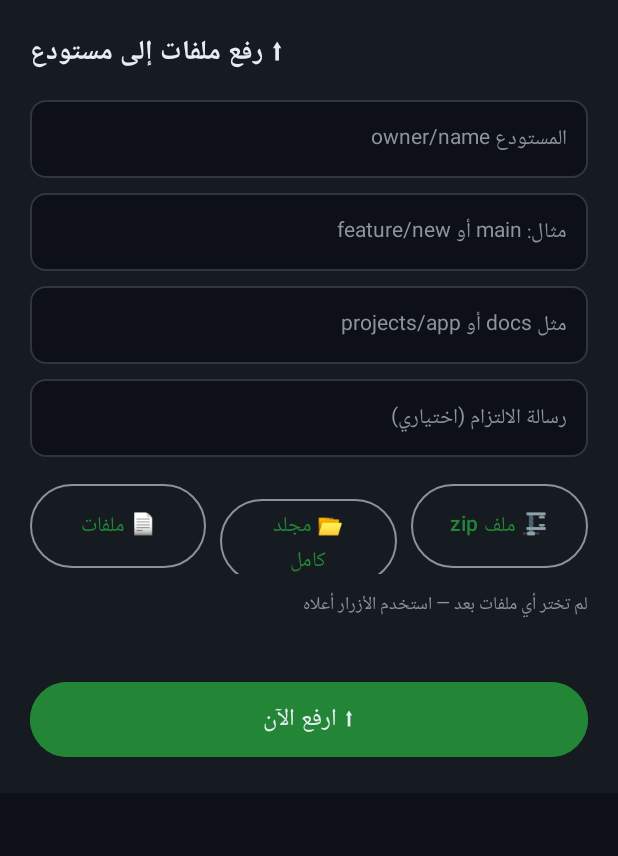
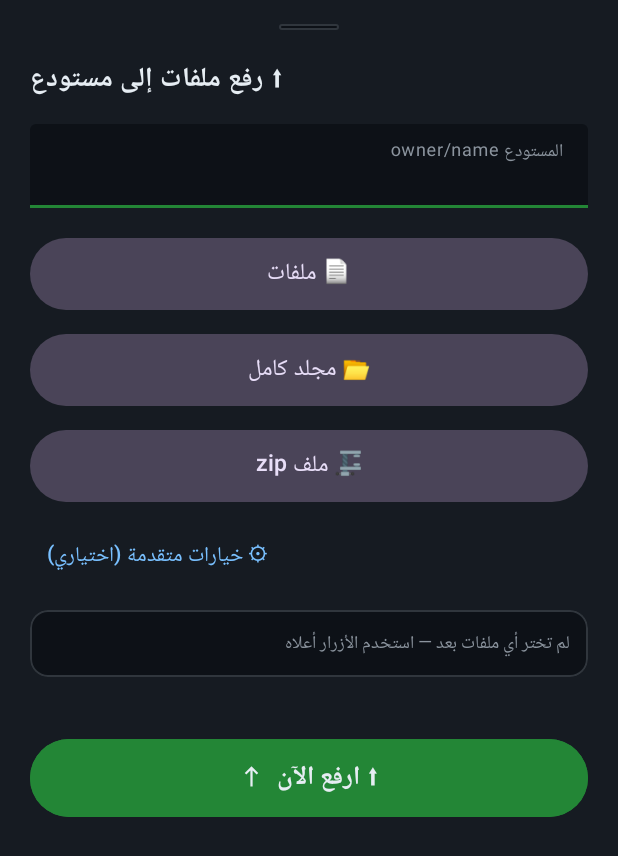
Before and after one commit to m777m44/mahdi-file-github, an Android app: the layout sheet_upload.xml on its own in the app's theme, with its tools: preview values and no code run, on a phone screen of 412 x 824 dp. Shown: the top 856 px of the screen. Run offline under Robolectric (Android 15) with nearby library versions, the phone set to English and light mode, and no system bars.

Commit message:
إصلاح شامل: قراءة الملفات بعدة طرق مع إعادة المحاولة، وخيارات متقدمة قابلة للطي، وإعادة تصميم شاشة الرفع

```diff
--- a/android/app/src/main/java/io/github/mahdi/uploader/MainActivity.kt
+++ b/android/app/src/main/java/io/github/mahdi/uploader/MainActivity.kt
@@ -118,10 +118,55 @@ class MainActivity : AppCompatActivity() {
             target = File(dir, stem + "_" + n + "." + ext)
             n++
         }
-        val input = contentResolver.openInputStream(uri)
-            ?: throw Exception(getString(R.string.cannot_read_file, relPath))
+        val input = openReadably(uri)
         input.use { stream -> target.outputStream().use { output -> stream.copyTo(output) } }
+        if (target.length() == 0L) {
+            target.delete()
+            throw Exception(getString(R.string.empty_or_unreadable, relPath))
+        }
         return target
+    }
+
+    /** Tries several reading strategies with retries: a plain stream, a file
+        descriptor, and (last resort) the raw path reported by the provider,
+        so flaky providers or freshly moved files do not break staging. */
+    private fun openReadably(uri: Uri): java.io.InputStream {
+        var lastError: Exception? = null
+        repeat(3) { attempt ->
+            try {
+                contentResolver.openInputStream(uri)?.let { return it }
+            } catch (e: Exception) {
+                lastError = e
+            } catch (t: Throwable) {
+                lastError = Exception(t.message, t)
+            }
+            try {
+                val pfd = contentResolver.openFileDescriptor(uri, "r")
+                if (pfd != null) {
+                    return android.os.ParcelFileDescriptor.AutoCloseInputStream(pfd)
+                }
+            } catch (e: Exception) {
+                lastError = e
+            } catch (t: Throwable) {
+                lastError = Exception(t.message, t)
+            }
+            try {
+                contentResolver.query(uri, null, null, null, null)?.use { c ->
+                    val dataIdx = c.getColumnIndex("_data")
+                    if (dataIdx >= 0 && c.moveToFirst()) {
+                        val path = c.getString(dataIdx)
+                        if (!path.isNullOrBlank() && android.os.Build.VERSION.SDK_INT < 30) {
+                            val f = File(path)
+                            if (f.exists() && f.canRead()) return f.inputStream()
+                        }
+                    }
+                }
+            } catch (e: Exception) {
+                lastError = e
+            }
+            Thread.sleep(400L * (attempt + 1))
+        }
+        throw Exception(getString(R.string.cannot_read_file, lastError?.message ?: uri.toString()))
     }
 
     private fun displayName(uri: Uri): String {
@@ -609,6 +654,10 @@ class MainActivity : AppCompatActivity() {
         view.findViewById<MaterialButton>(R.id.btnPickZip).setOnClickListener {
             pickZip.launch(arrayOf("application/zip", "application/x-zip-compressed"))
         }
+        view.findViewById<MaterialButton>(R.id.btnAdvancedToggle).setOnClickListener { btn ->
+            val box = view.findViewById<View>(R.id.advancedBox)
+            box.isVisible = !box.isVisible
+        }
         zipModeGroup.setOnCheckedChangeListener { _, _ ->
             zipAsIs = view.findViewById<RadioButton>(R.id.zipAsIs).isChecked
         }
--- a/android/app/src/main/res/layout/sheet_upload.xml
+++ b/android/app/src/main/res/layout/sheet_upload.xml
@@ -9,117 +9,151 @@
         android:layout_width="match_parent"
         android:layout_height="wrap_content"
         android:orientation="vertical"
-        android:padding="20dp">
+        android:paddingStart="20dp"
+        android:paddingEnd="20dp"
+        android:paddingTop="16dp"
+        android:paddingBottom="28dp">
+
+        <View
+            android:layout_width="40dp"
+            android:layout_height="4dp"
+            android:layout_gravity="center"
+            android:background="@drawable/bg_input" />
 
         <TextView
             android:layout_width="wrap_content"
             android:layout_height="wrap_content"
+            android:layout_marginTop="18dp"
             android:text="@string/upload_title"
             android:textColor="@color/text"
             android:textSize="18sp"
             android:textStyle="bold" />
 
-        <EditText
+        <com.google.android.material.textfield.TextInputLayout
+            style="@style/Widget.Material3.TextInputLayout.FilledBox"
+            android:layout_width="match_parent"
+            android:layout_height="wrap_content"
+            android:layout_marginTop="14dp"
+            app:boxBackgroundColor="@color/background"
+            app:boxStrokeColor="@color/accent"
+            app:hintTextColor="@color/muted">
+
+            <com.google.android.material.textfield.TextInputEditText
                 android:id="@+id/uploadRepoInput"
                 android:layout_width="match_parent"
-            android:layout_height="52dp"
-            android:layout_marginTop="16dp"
-            android:background="@drawable/bg_input"
+                android:layout_height="wrap_content"
                 android:hint="@string/upload_repo_hint"
                 android:inputType="text"
                 android:maxLines="1"
-            android:paddingStart="14dp"
-            android:paddingEnd="14dp"
-            android:textColor="@color/text"
-            android:textColorHint="@color/muted"
-            android:textSize="14sp" />
-
-        <EditText
-            android:id="@+id/uploadBranchInput"
-            android:layout_width="match_parent"
-            android:layout_height="52dp"
-            android:layout_marginTop="10dp"
-            android:background="@drawable/bg_input"
-            android:hint="@string/branch_hint_custom"
-            android:inputType="text"
-            android:maxLines="1"
-            android:paddingStart="14dp"
-            android:paddingEnd="14dp"
-            android:textColor="@color/text"
-            android:textColorHint="@color/muted"
-            android:textSize="14sp" />
-
-        <EditText
-            android:id="@+id/uploadPrefixInput"
-            android:layout_width="match_parent"
-            android:layout_height="52dp"
-            android:layout_marginTop="10dp"
-            android:background="@drawable/bg_input"
-            android:hint="@string/prefix_hint"
-            android:inputType="text"
-            android:maxLines="1"
-            android:paddingStart="14dp"
-            android:paddingEnd="14dp"
-            android:textColor="@color/text"
-            android:textColorHint="@color/muted"
-            android:textSize="14sp" />
-
-        <EditText
-            android:id="@+id/uploadMessageInput"
-            android:layout_width="match_parent"
-            android:layout_height="52dp"
-            android:layout_marginTop="10dp"
-            android:background="@drawable/bg_input"
-            android:hint="@string/message_label"
-            android:inputType="text"
-            android:maxLines="1"
-            android:paddingStart="14dp"
-            android:paddingEnd="14dp"
-            android:textColor="@color/text"
-            android:textColorHint="@color/muted"
-            android:textSize="14sp" />
-
-        <LinearLayout
-            android:layout_width="match_parent"
-            android:layout_height="wrap_content"
-            android:layout_marginTop="14dp"
-            android:orientation="horizontal">
+                android:textColor="@color/text" />
+        </com.google.android.material.textfield.TextInputLayout>
 
         <com.google.android.material.button.MaterialButton
             android:id="@+id/btnPickFiles"
-                style="@style/Widget.Material3.Button.OutlinedButton"
-                android:layout_width="0dp"
-                android:layout_height="64dp"
-                android:layout_weight="1"
-                android:layout_marginEnd="6dp"
-                android:text="@string/btn_pick_files" />
+            style="@style/Widget.Material3.Button.TonalButton"
+            android:layout_width="match_parent"
+            android:layout_height="56dp"
+            android:layout_marginTop="16dp"
+            android:text="@string/btn_pick_files"
+            android:textSize="15sp" />
 
         <com.google.android.material.button.MaterialButton
             android:id="@+id/btnPickFolder"
-                style="@style/Widget.Material3.Button.OutlinedButton"
-                android:layout_width="0dp"
-                android:layout_height="64dp"
-                android:layout_weight="1"
-                android:layout_marginStart="3dp"
-                android:layout_marginEnd="3dp"
-                android:text="@string/btn_pick_folder" />
+            style="@style/Widget.Material3.Button.TonalButton"
+            android:layout_width="match_parent"
+            android:layout_height="56dp"
+            android:layout_marginTop="8dp"
+            android:text="@string/btn_pick_folder"
+            android:textSize="15sp" />
 
         <com.google.android.material.button.MaterialButton
             android:id="@+id/btnPickZip"
-                style="@style/Widget.Material3.Button.OutlinedButton"
-                android:layout_width="0dp"
-                android:layout_height="64dp"
-                android:layout_weight="1"
-                android:layout_marginStart="6dp"
-                android:text="@string/btn_pick_zip" />
+            style="@style/Widget.Material3.Button.TonalButton"
+            android:layout_width="match_parent"
+            android:layout_height="56dp"
+            android:layout_marginTop="8dp"
+            android:text="@string/btn_pick_zip"
+            android:textSize="15sp" />
+
+        <com.google.android.material.button.MaterialButton
+            android:id="@+id/btnAdvancedToggle"
+            style="@style/Widget.Material3.Button.TextButton"
+            android:layout_width="wrap_content"
+            android:layout_height="wrap_content"
+            android:layout_marginTop="8dp"
+            android:text="@string/advanced_options"
+            android:textColor="@color/link" />
+
+        <LinearLayout
+            android:id="@+id/advancedBox"
+            android:layout_width="match_parent"
+            android:layout_height="wrap_content"
+            android:orientation="vertical"
+            android:visibility="gone">
+
+            <com.google.android.material.textfield.TextInputLayout
+                style="@style/Widget.Material3.TextInputLayout.FilledBox"
+                android:layout_width="match_parent"
+                android:layout_height="wrap_content"
+                app:boxBackgroundColor="@color/background"
+                app:boxStrokeColor="@color/accent"
+                app:hintTextColor="@color/muted">
+
+                <com.google.android.material.textfield.TextInputEditText
+                    android:id="@+id/uploadBranchInput"
+                    android:layout_width="match_parent"
+                    android:layout_height="wrap_content"
+                    android:hint="@string/branch_optional_hint"
+                    android:inputType="text"
+                    android:maxLines="1"
+                    android:textColor="@color/text" />
+            </com.google.android.material.textfield.TextInputLayout>
+
+            <com.google.android.material.textfield.TextInputLayout
+                style="@style/Widget.Material3.TextInputLayout.FilledBox"
+                android:layout_width="match_parent"
+                android:layout_height="wrap_content"
+                app:boxBackgroundColor="@color/background"
+                app:boxStrokeColor="@color/accent"
+                app:hintTextColor="@color/muted">
+
+                <com.google.android.material.textfield.TextInputEditText
+                    android:id="@+id/uploadPrefixInput"
+                    android:layout_width="match_parent"
+                    android:layout_height="wrap_content"
+                    android:hint="@string/prefix_optional_hint"
+                    android:inputType="text"
+                    android:maxLines="1"
+                    android:textColor="@color/text" />
+            </com.google.android.material.textfield.TextInputLayout>
+
+            <com.google.android.material.textfield.TextInputLayout
+                style="@style/Widget.Material3.TextInputLayout.FilledBox"
+                android:layout_width="match_parent"
+                android:layout_height="wrap_content"
+                app:boxBackgroundColor="@color/background"
+                app:boxStrokeColor="@color/accent"
+                app:hintTextColor="@color/muted">
+
+                <com.google.android.material.textfield.TextInputEditText
+                    android:id="@+id/uploadMessageInput"
+                    android:layout_width="match_parent"
+                    android:layout_height="wrap_content"
+                    android:hint="@string/message_optional_hint"
+                    android:inputType="text"
+                    android:maxLines="1"
+                    android:textColor="@color/text" />
+            </com.google.android.material.textfield.TextInputLayout>
         </LinearLayout>
 
         <LinearLayout
             android:id="@+id/zipModeRow"
             android:layout_width="match_parent"
             android:layout_height="wrap_content"
-            android:layout_marginTop="12dp"
+            android:layout_marginTop="6dp"
+            android:background="@drawable/bg_input"
             android:orientation="vertical"
+            android:padding="12dp"
             android:visibility="gone">
 
             <TextView
@@ -141,27 +175,40 @@
                     android:layout_height="wrap_content"
                     android:checked="true"
                     android:text="@string/zip_extract"
-                    android:textColor="@color/text" />
+                    android:textColor="@color/text"
+                    android:textSize="14sp" />
 
                 <RadioButton
                     android:id="@+id/zipAsIs"
                     android:layout_width="wrap_content"
                     android:layout_height="wrap_content"
                     android:text="@string/zip_asis"
-                    android:textColor="@color/text" />
+                    android:textColor="@color/text"
+                    android:textSize="14sp" />
             </RadioGroup>
         </LinearLayout>
+
+        <com.google.android.material.card.MaterialCardView
+            android:layout_width="match_parent"
+            android:layout_height="wrap_content"
+            android:layout_marginTop="12dp"
+            app:cardBackgroundColor="@color/background"
+            app:cardCornerRadius="12dp"
+            app:cardElevation="0dp"
+            app:strokeColor="@color/line"
+            app:strokeWidth="1dp">
 
             <TextView
                 android:id="@+id/pickedSummary"
                 android:layout_width="match_parent"
                 android:layout_height="wrap_content"
-            android:layout_marginTop="10dp"
                 android:maxLines="8"
+                android:padding="12dp"
                 android:scrollbars="vertical"
                 android:text="@string/nothing_picked"
                 android:textColor="@color/muted"
                 android:textSize="12sp" />
+        </com.google.android.material.card.MaterialCardView>
 
         <com.google.android.material.progressindicator.LinearProgressIndicator
             android:id="@+id/uploadProgress"
@@ -178,18 +225,21 @@
             android:layout_width="match_parent"
             android:layout_height="wrap_content"
             android:layout_marginTop="6dp"
+            android:ellipsize="middle"
             android:maxLines="1"
-            android:ellipsize="middle"
             android:textColor="@color/muted"
             android:textSize="11sp" />
 
         <com.google.android.material.button.MaterialButton
             android:id="@+id/btnUpload"
             android:layout_width="match_parent"
-            android:layout_height="58dp"
+            android:layout_height="60dp"
             android:layout_marginTop="16dp"
             android:backgroundTint="@color/accent"
             android:text="@string/btn_upload"
-            android:textSize="16sp" />
+            android:textSize="17sp"
+            android:textStyle="bold"
+            app:icon="@drawable/ic_upload"
+            app:iconGravity="textStart" />
     </LinearLayout>
 </androidx.core.widget.NestedScrollView>
--- a/android/app/src/main/res/values/strings.xml
+++ b/android/app/src/main/res/values/strings.xml
@@ -77,4 +77,9 @@
     <string name="more_files">…و %1$d ملفاً آخر</string>
     <string name="stage_errors">⚠ فشل تجهيز %1$d ملف:</string>
     <string name="repo_meta">الفرع: %1$s  •  آخر تحديث: %2$s</string>
+    <string name="advanced_options">⚙ خيارات متقدمة (اختياري)</string>
+    <string name="branch_optional_hint">الفرع — اختياري، افتراضياً يُرفع على الفرع الأساسي للمستودع</string>
+    <string name="prefix_optional_hint">مجلد داخل المستودع — اختياري، مثال: صوري أو docs</string>
+    <string name="message_optional_hint">رسالة الالتزام — اختياري</string>
+    <string name="empty_or_unreadable">الملف فارغ أو لا يمكن قراءته: %1$s</string>
 </resources>
```
Also changed, not shown: 1 other file. Lines whose indentation alone changed are shown as unchanged.
